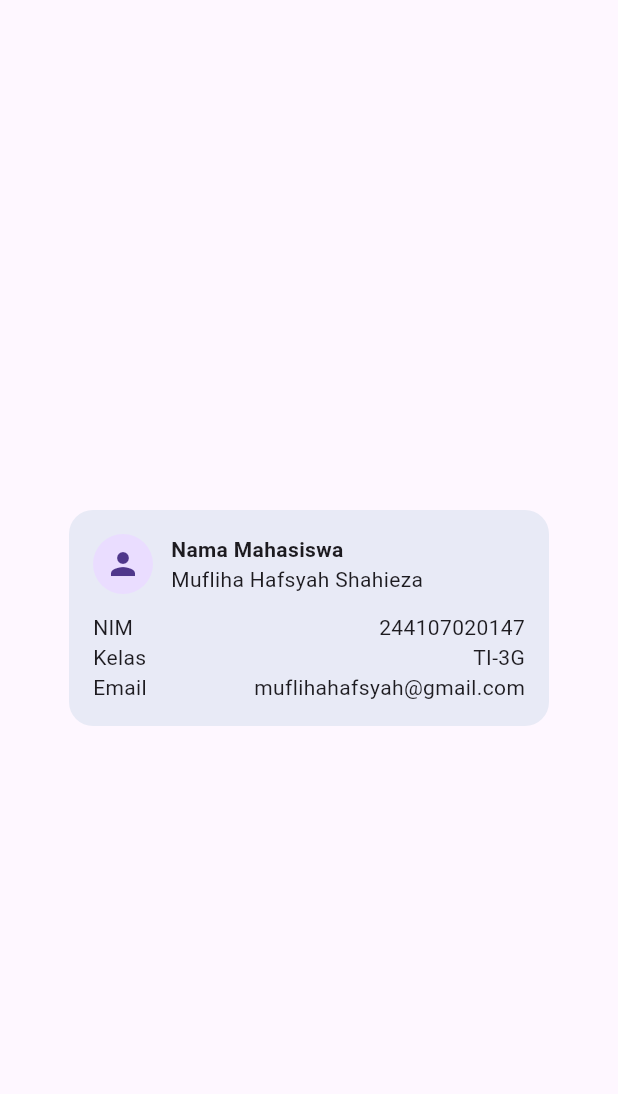
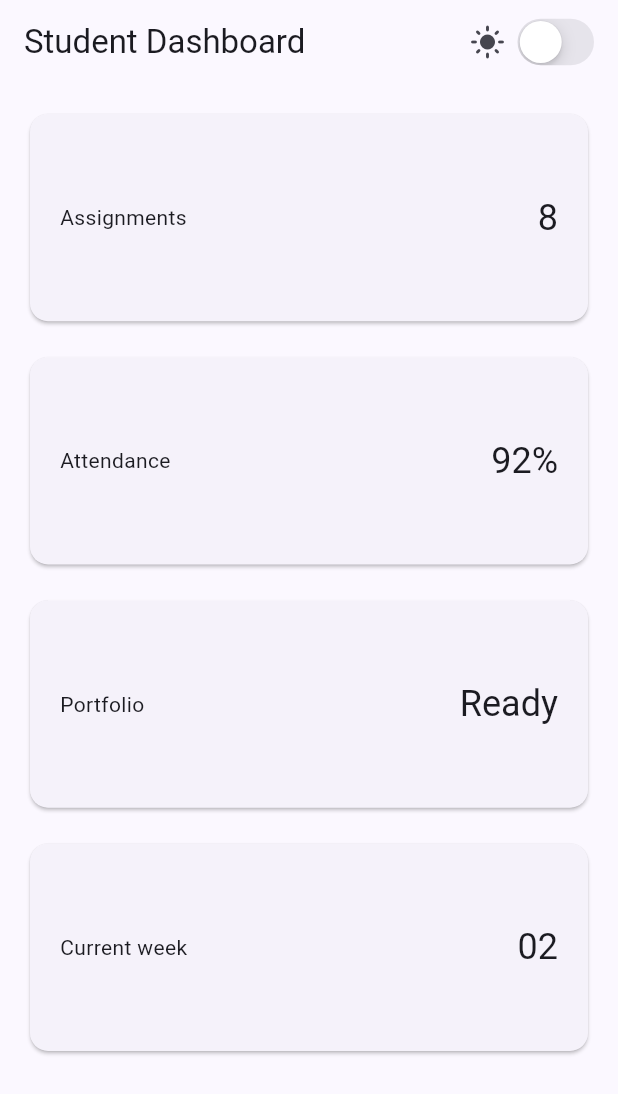
Before and after one commit to Mufliha-Hafsyah/244107020147-mobile-course, a Flutter app: the screen it shows after launch, on a phone screen of 412 x 824 dp. Shown: the top 1094 px of the screen. Run offline on Flutter 3.47's test engine with Material 3 defaults, Android fonts, the phone set to English and light mode, and no system bars.

Commit message:
feat: praktikum 5 - dashboard responsif GridView, StatefulWidget, CupertinoSwitch, Semantics

```diff
--- a/02-week-2-declarative-ui-responsive-design/lib/main.dart
+++ b/02-week-2-declarative-ui-responsive-design/lib/main.dart
@@ -1,67 +1,105 @@
 import 'package:flutter/material.dart';
+import 'package:flutter/cupertino.dart';
 
-void main()=> runApp(const ProfileApp());
+void main() => runApp(const DashboardApp());
 
-class ProfileApp extends StatelessWidget {
-  const ProfileApp({super.key});
+class DashboardApp extends StatefulWidget {
+  const DashboardApp({super.key});
+
+  @override
+  State<DashboardApp> createState() => _DashboardAppState();
+}
+
+class _DashboardAppState extends State<DashboardApp> {
+  bool isDark = false;
 
   @override
   Widget build(BuildContext context) {
-    return const MaterialApp(
+    return MaterialApp(
       debugShowCheckedModeBanner: false,
-      home: Scaffold(
-        body: Center(child: ProfileCard()),
+      theme: ThemeData(useMaterial3: true, colorSchemeSeed: Colors.indigo),
+      darkTheme: ThemeData(useMaterial3: true, brightness: Brightness.dark, colorSchemeSeed: Colors.indigo),
+      themeMode: isDark ? ThemeMode.dark : ThemeMode.light,
+      home: DashboardPage(
+        isDark: isDark,
+        onDarkChanged: (value) => setState(() => isDark = value),
       ),
     );
   }
 }
 
-class ProfileCard extends StatelessWidget {
-  const ProfileCard({super.key});
+class DashboardPage extends StatelessWidget {
+  const DashboardPage({
+    required this.isDark,
+    required this.onDarkChanged,
+    super.key,
+  });
+  final bool isDark;
+  final ValueChanged<bool> onDarkChanged;
 
   @override
   Widget build(BuildContext context) {
-    return Container(
-      width: 320,
-      padding: const EdgeInsets.all(16),
-      decoration: BoxDecoration(
-        color: Colors.indigo.shade50,
-        borderRadius: BorderRadius.circular(16),
-      ),
-      child: Column(
-        mainAxisSize: MainAxisSize.min,
-        children: [
+    return Scaffold(
+      appBar: AppBar(
+        title: const Text('Student Dashboard'),
+        actions: [
           Row(
             children: [
-              const CircleAvatar(child: Icon(Icons.person)),
-              const SizedBox(width: 12),
-              Expanded(
-                child: Column(
-                  crossAxisAlignment: CrossAxisAlignment.start,
-                  children: const [
-                    Text('Nama Mahasiswa',
-                        style: TextStyle(fontWeight: FontWeight.bold)),
-                    Text('Mufliha Hafsyah Shahieza'),
-                  ],
+              Icon(isDark ? Icons.dark_mode : Icons.light_mode),
+              const SizedBox(width: 4),
+              Semantics(
+                label: isDark ? 'Mode gelap aktif, tekan untuk beralih ke mode terang' : 'Mode terang aktif, tekan untuk beralih ke mode gelap',
+                toggled: isDark,
+                child: CupertinoSwitch(
+                  value: isDark,
+                  onChanged: onDarkChanged,
                 ),
               ),
+              const SizedBox(width: 12),
             ],
           ),
-          const SizedBox(height: 12),
-          const Row(children: [
-            Expanded(child: Text('NIM')),
-            Text('244107020147'),
-          ]),
-          const Row(children: [
-            Expanded(child: Text('Kelas')),
-            Text('TI-3G'),
-          ]),
-          const Row(children: [
-            Expanded(child: Text('Email')),
-            Text('muflihahafsyah@gmail.com'),
-          ]),
         ],
+      ),
+      body: LayoutBuilder(
+        builder: (context, constraints) {
+          final columns = constraints.maxWidth >= 700 ? 2 : 1;
+          return GridView.count(
+            padding: const EdgeInsets.all(16),
+            crossAxisCount: columns,
+            crossAxisSpacing: 16,
+            mainAxisSpacing: 16,
+            childAspectRatio: 2.6,
+            children: const [
+              DashboardCard(title: 'Assignments', value: '8'),
+              DashboardCard(title: 'Attendance', value: '92%'),
+              DashboardCard(title: 'Portfolio', value: 'Ready'),
+              DashboardCard(title: 'Current week', value: '02'),
+            ],
+          );
+        },
       ),
     );
   }
 }
+
+class DashboardCard extends StatelessWidget {
+  const DashboardCard({required this.title, required this.value, super.key});
+  final String title;
+  final String value;
+
+  @override
+  Widget build(BuildContext context) {
+    return Semantics(
+      label: '$title: $value',
+      child: Card(
+        child: Padding(
+          padding: const EdgeInsets.all(20),
+          child: Row(children: [
+            Expanded(child: Text(title)),
+            Text(value, style: Theme.of(context).textTheme.headlineSmall),
+          ]),
+        ),
+      ),
+    );
+  }
+}
```
Also changed, not shown: 13 other files.
